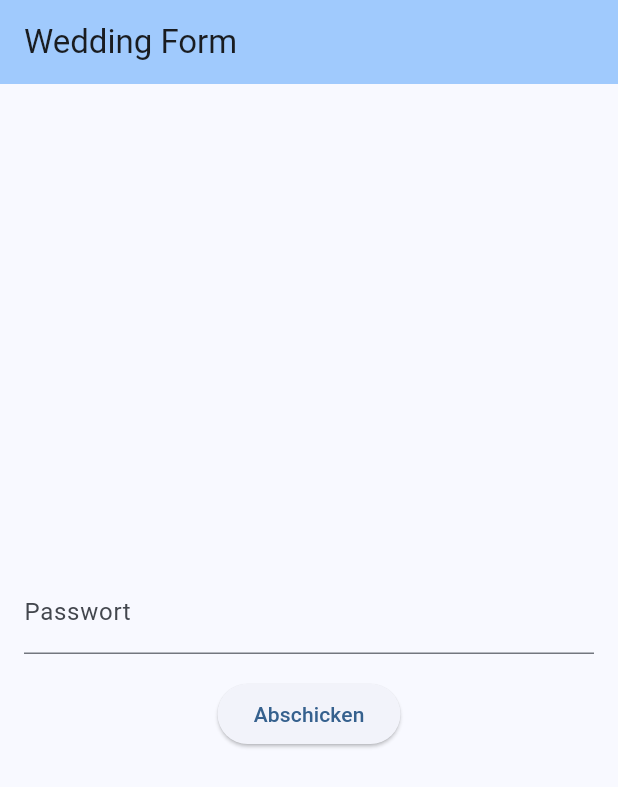
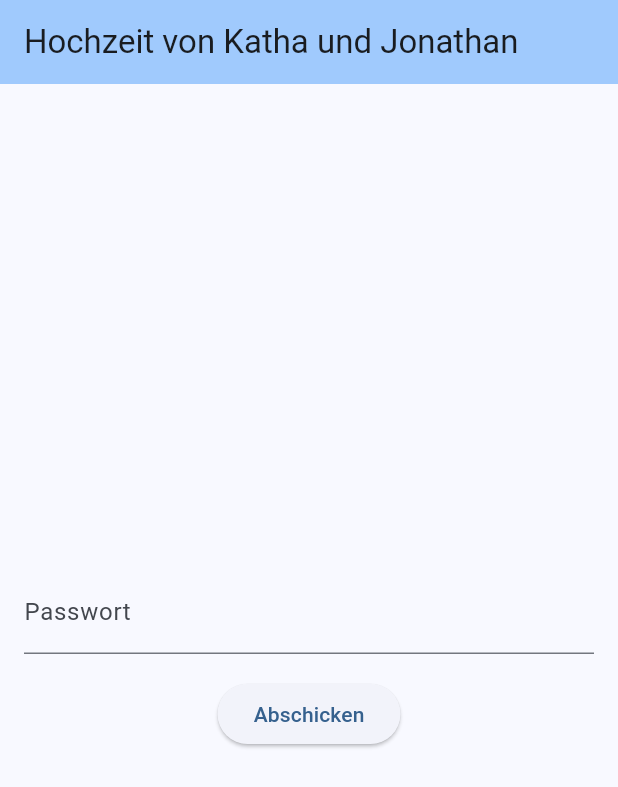
Before and after one commit to jherrma/weddingform, a Flutter app: the screen it shows after launch, on a phone screen of 412 x 824 dp. Shown: the top 787 px of the screen. Run offline on Flutter 3.47's test engine with Material 3 defaults, Android fonts, the phone set to English and light mode, and no system bars.

Commit message:
Fix docker cert issues and replace website placeholders

```diff
--- a/webapp/lib/main.dart
+++ b/webapp/lib/main.dart
@@ -13,12 +13,12 @@ class WeddingFormApp extends StatelessWidget {
   @override
   Widget build(BuildContext context) {
     return MaterialApp(
-      title: 'Wedding Form',
+      title: 'Hochzeit von Katha und Jonathan',
       theme: ThemeData(
         colorScheme: ColorScheme.fromSeed(seedColor: Colors.blue),
         useMaterial3: true,
       ),
-      home: const WeddingFormHomePage(title: 'Wedding Form'),
+      home: const WeddingFormHomePage(title: 'Hochzeit von Katha und Jonathan'),
     );
   }
 }
```
Also changed, not shown: 4 other files.
